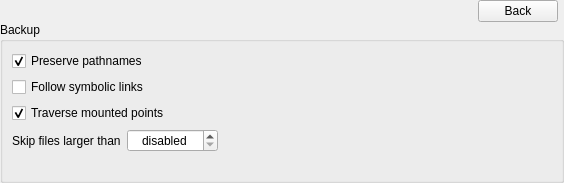
First picture: the form in forms/jobwidget.ui, repository Tarsnap/tarsnap-gui, before the edit.
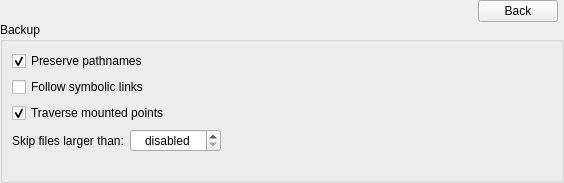
Second picture: the form after the edit. The open tabs and pages were chosen to show the change. Icons and pictures are not drawn. Custom widgets are drawn as their Qt base class.

The edit to the form file:
```diff
--- a/forms/jobwidget.ui
+++ b/forms/jobwidget.ui
@@ -483,7 +483,7 @@
              <item row="3" column="0">
               <widget class="QLabel" name="label">
                <property name="text">
-                <string>Skip files larger than</string>
+                <string>Skip files larger than:</string>
                </property>
               </widget>
              </item>
```
